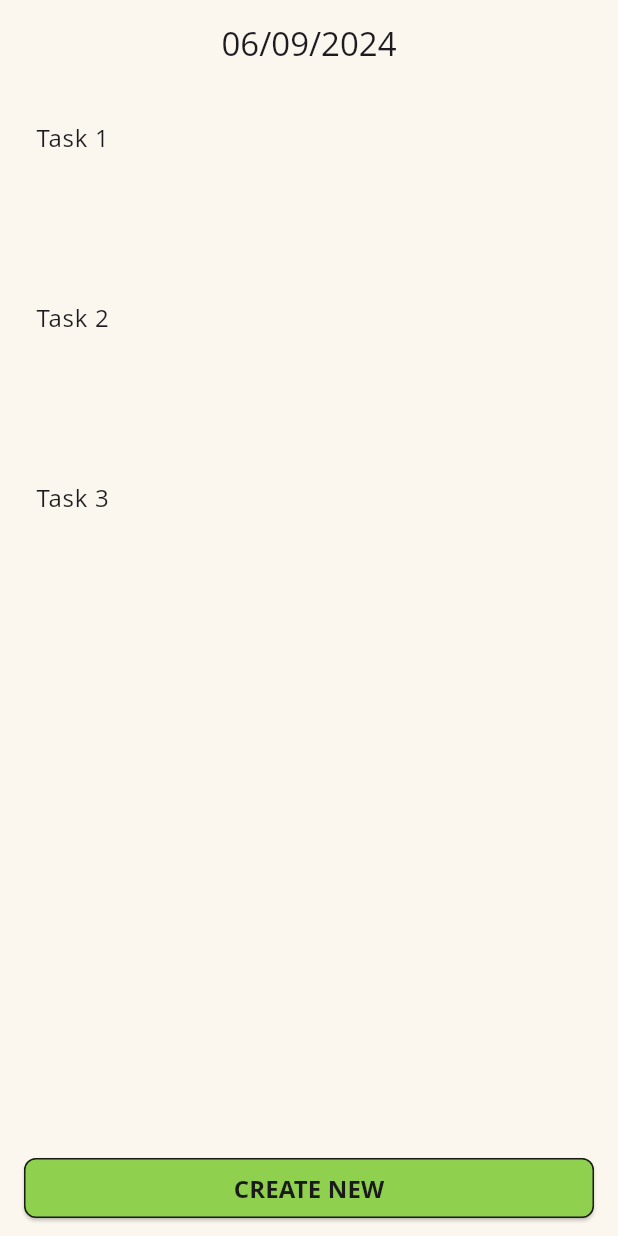
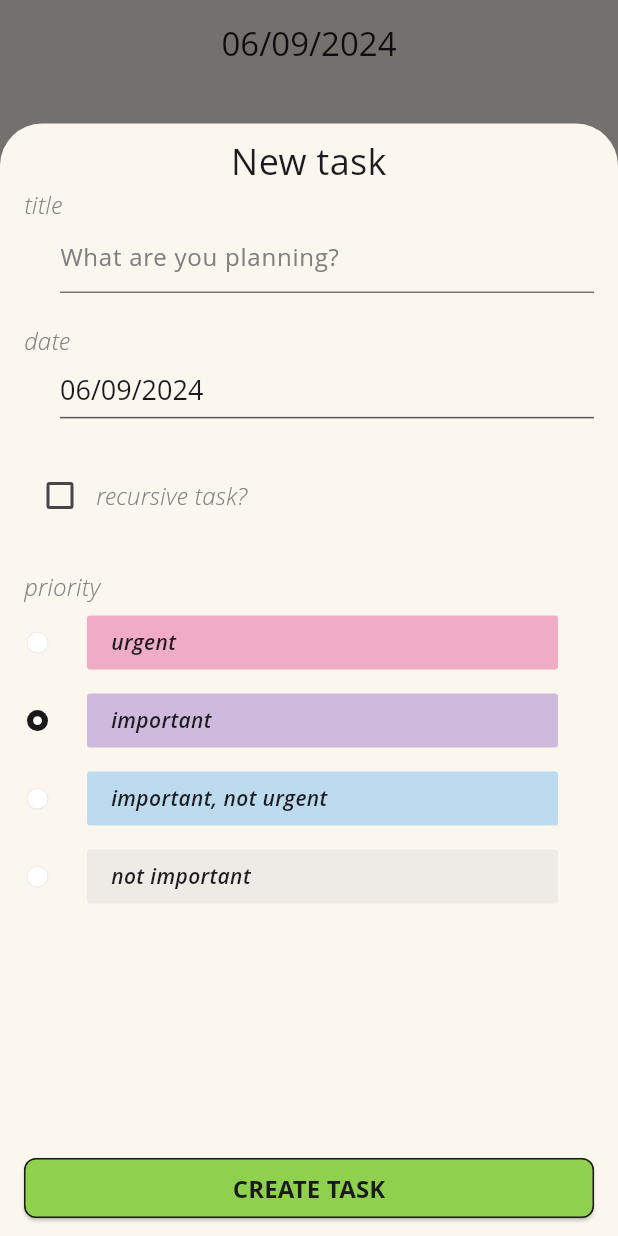
Before and after one commit to andersonbelli/UrgentDaily, a Flutter app: the screen it shows after launch, after a tap on "CREATE NEW", on a phone screen of 412 x 824 dp. Run offline on Flutter 3.47's test engine with Material 3 defaults, Android fonts, the phone set to English and light mode, and no system bars; our stand-ins replace table_calendar; missing offline and left inert: mobkit_dashed_border; generated files the repository leaves out were written again; Roboto replaces fonts that are missing (Open Sans); project files that could hold a hidden picture were left out.

Commit message:
Design creation for "task creation" modal (#10)
* Adding new colors and 'Small' TextSize

* Updating Calendar DatePicker for Task creation

* Adding child property for DashedBorder

* Creation of 'Task' View and Controller, Updating TaskPriority Enum, and adding 'CreatenewTask' modal

* Adjusting 'Date' picker text size

* Fixing Overflow on 'Days Of the week' row

* Adding Portuguese localization for "Create Task" modal

* Adding localization to 'task' view

```diff
--- a/analysis_options.yaml
+++ b/analysis_options.yaml
@@ -1,3 +1,6 @@
+analyzer:
+  errors:
+    depend_on_referenced_packages: ignore
 include: package:flutter_lints/flutter.yaml
 
 linter:
--- /dev/null
+++ b/lib/src/controllers/task/task.controller.dart
@@ -0,0 +1,38 @@
+import 'package:flutter/material.dart';
+
+import '../../helpers/enums/priority.enum.dart';
+import '../../helpers/enums/recursive_days.enum.dart';
+import '../base_controller.dart';
+
+class TaskController extends BaseController with ChangeNotifier {
+  final TextEditingController title = TextEditingController();
+
+  TaskPriority taskPriority = TaskPriority.IMPORTANT;
+
+  bool isRecursive = false;
+  Map<RecursiveDay, bool> selectedDaysOfWeek = {};
+
+  /// Task state
+  void toggleRecursive({bool? recursive}) {
+    if (recursive == null) {
+      isRecursive = !isRecursive;
+    } else {
+      isRecursive = recursive;
+    }
+
+    notifyListeners();
+  }
+
+  void selectRecursiveDay(RecursiveDay day, bool selected) {
+    selectedDaysOfWeek[day] = selected;
+    notifyListeners();
+  }
+
+  void selectTaskPriority(TaskPriority? priority) {
+    if (priority != null) {
+      taskPriority = priority;
+      print('task ' + taskPriority.name);
+    }
+    notifyListeners();
+  }
+}
--- a/lib/src/helpers/constants/colors.constants.dart
+++ b/lib/src/helpers/constants/colors.constants.dart
@@ -6,4 +6,12 @@ abstract class AppColors {
   static const GREEN = Color.fromRGBO(143, 209, 79, 1);
   static const DARK = Color.fromRGBO(26, 26, 26, 1);
   static const DARK_LIGHT = Color.fromRGBO(51, 51, 51, 1);
+  static const GRAY = Color.fromRGBO(128, 128, 128, 1.0);
+  static const BLUE = Color.fromRGBO(57, 169, 255, 1.0);
+
+  /// Priority colors
+  static const PINK = Color.fromRGBO(218, 0, 99, 1.0);
+  static const PURPLE = Color.fromRGBO(101, 44, 179, 1.0);
+  static const BLUE_LIGHT = Color.fromRGBO(45, 155, 240, 1.0);
+  static const GRAY_LIGHT = Color.fromRGBO(206, 206, 206, 1.0);
 }
--- a/lib/src/helpers/constants/text_sizes.constants.dart
+++ b/lib/src/helpers/constants/text_sizes.constants.dart
@@ -3,6 +3,7 @@
 abstract class AppTextSize {
   static const double textScaleFactor = 4.0;
 
+  static const double SMALL = 2 * textScaleFactor;
   static const double MEDIUM = 4 * textScaleFactor;
   static const double LARGE = 6 * textScaleFactor;
   static const double EXTRA_LARGE = 8 * textScaleFactor;
--- a/lib/src/helpers/enums/priority.enum.dart
+++ b/lib/src/helpers/enums/priority.enum.dart
@@ -1,3 +1,29 @@
 // ignore_for_file: constant_identifier_names
 
-enum TaskPriority { URGENT, IMPORTANT, IMPORTANT_NOT_URGENT, NOT_IMPORTANT }
+import 'package:flutter/material.dart';
+
+import '../constants/colors.constants.dart';
+
+enum TaskPriority {
+  URGENT,
+  IMPORTANT,
+  IMPORTANT_NOT_URGENT,
+  NOT_IMPORTANT;
+
+  String get name => toString().split('_').join(' ');
+
+  Color get color {
+    switch (this) {
+      case URGENT:
+        return AppColors.PINK;
+      case IMPORTANT:
+        return AppColors.PURPLE;
+      case IMPORTANT_NOT_URGENT:
+        return AppColors.BLUE_LIGHT;
+      case NOT_IMPORTANT:
+        return AppColors.GRAY_LIGHT;
+      default:
+        return AppColors.GRAY_LIGHT;
+    }
+  }
+}
--- a/lib/src/localization/app_en.arb
+++ b/lib/src/localization/app_en.arb
@@ -14,5 +14,25 @@
   "createNew": "CREATE NEW",
   "@_NO_TASKS": {},
   "noTasksYet": "No tasks yet :(",
-  "startAddingTasksNow": "Start by adding tasks now!"
+  "startAddingTasksNow": "Start by adding tasks now!",
+  "@_NEW_TASK_CREATION": {},
+  "newTask": "New task",
+  "title": "title",
+  "whatAreYouPlanning": "What are you planning?",
+  "titleIsMandatory": "title is mandatory",
+  "date": "date",
+  "recursiveTask": "recursive task?",
+  "sun": "Sun",
+  "mon": "Mon",
+  "tue": "Tue",
+  "wed": "Wed",
+  "thu": "Thu",
+  "fri": "Fri",
+  "sat": "Sat",
+  "priority": "priority",
+  "urgent": "urgent",
+  "important": "important",
+  "importantNotUrgent": "important, not urgent",
+  "notImportant": "not important",
+  "createTask": "CREATE TASK"
 }
--- a/lib/src/localization/app_pt.arb
+++ b/lib/src/localization/app_pt.arb
@@ -3,5 +3,25 @@
   "createNew": "CRIAR NOVA TAREFA",
   "@_NO_TASKS": {},
   "noTasksYet": "Sem tarefas :(",
-  "startAddingTasksNow": "Comece adicionando tarefas agora!"
+  "startAddingTasksNow": "Comece adicionando tarefas agora!",
+  "@_NEW_TASK_CREATION": {},
+  "newTask": "Nova tarefa",
+  "title": "título",
+  "whatAreYouPlanning": "O que você está planejando?",
+  "titleIsMandatory": "título é obrigatório",
+  "date": "data",
+  "recursiveTask": "tarefa recursiva?",
+  "sun": "Dom",
+  "mon": "Seg",
+  "tue": "Ter",
+  "wed": "Qua",
+  "thu": "Qui",
+  "fri": "Sex",
+  "sat": "Sab",
+  "priority": "prioridade",
+  "urgent": "urgente",
+  "important": "importante",
+  "importantNotUrgent": "importante, mas não urgente",
+  "notImportant": "não importante",
+  "createTask": "CRIAR TAREFA"
 }
--- a/lib/src/views/home/home.view.dart
+++ b/lib/src/views/home/home.view.dart
@@ -1,9 +1,10 @@
 import 'package:flutter/material.dart';
 
 import '../../controllers/home/home.controller.dart';
+import '../../controllers/task/task.controller.dart';
 import '../../helpers/extensions/datetime_formatter.dart';
+import '../task/widgets/calendar_picker.widget.dart';
 import 'widgets/create_new_task.widget.dart';
-import 'widgets/home_calendar.widget.dart';
 import 'widgets/no_tasks_yet.widget.dart';
 
 class HomeView extends StatefulWidget {
@@ -56,7 +57,7 @@ class _HomeViewState extends State<HomeView> {
                                 onTap: () {
                                   showModalBottomSheet(
                                     context: context,
-                                    builder: (context) => HomeCalendarWidget(
+                                    builder: (context) => CalendarPickerWidget(
                                       selectedDate: widget
                                           .homeController.tasks[index].taskDate,
                                     ),
@@ -66,7 +67,9 @@ class _HomeViewState extends State<HomeView> {
                             },
                           ),
                   ),
-                  const CreateNewTask(),
+                  CreateNewTask(
+                    taskController: TaskController(), /// TODO: Dependency Injection (DI) here.
+                  ),
                 ],
               ),
             ],
--- a/lib/src/views/home/widgets/create_new_task.widget.dart
+++ b/lib/src/views/home/widgets/create_new_task.widget.dart
@@ -1,11 +1,16 @@
 import 'package:flutter/material.dart';
 import 'package:flutter_gen/gen_l10n/app_localizations.dart';
 
+import '../../../controllers/task/task.controller.dart';
+import '../../../helpers/constants/colors.constants.dart';
+import '../../task/task.view.dart';
 import '../../widgets/dashed_border.widget.dart';
 import '../../widgets/green_button.widget.dart';
 
 class CreateNewTask extends StatelessWidget {
-  const CreateNewTask({super.key});
+  const CreateNewTask({super.key, required this.taskController});
+
+  final TaskController taskController;
 
   @override
   Widget build(BuildContext context) {
@@ -14,7 +19,20 @@ class CreateNewTask extends StatelessWidget {
         const DashedDivider(),
         GreenButton(
           text: AppLocalizations.of(context)!.createNew,
-          onTap: () => print(''),
+          onTap: () => showModalBottomSheet(
+            context: context,
+            isScrollControlled: true,
+            backgroundColor: AppColors.CREAM,
+            builder: (context) => FractionallySizedBox(
+              heightFactor: 0.9,
+              child: ListenableBuilder(
+                listenable: taskController,
+                builder: (context, _) => TaskView(
+                  taskController: taskController,
+                ),
+              ),
+            ),
+          ),
         ),
       ],
     );
--- /dev/null
+++ b/lib/src/views/task/task.view.dart
@@ -0,0 +1,363 @@
+import 'package:flutter/cupertino.dart';
+import 'package:flutter/material.dart';
+import 'package:flutter_gen/gen_l10n/app_localizations.dart';
+
+import '../../controllers/task/task.controller.dart';
+import '../../helpers/constants/colors.constants.dart';
+import '../../helpers/constants/padding.constants.dart';
+import '../../helpers/constants/text_sizes.constants.dart';
+import '../../helpers/enums/priority.enum.dart';
+import '../../helpers/enums/recursive_days.enum.dart';
+import '../widgets/dashed_border.widget.dart';
+import '../widgets/green_button.widget.dart';
+import 'widgets/calendar_picker.widget.dart';
+
+class TaskView extends StatelessWidget {
+  const TaskView({
+    super.key,
+    required this.taskController,
+  });
+
+  final TaskController taskController;
+
+  @override
+  Widget build(BuildContext context) {
+    return Column(
+      children: [
+        Expanded(
+          child: Padding(
+            padding: const EdgeInsets.symmetric(
+              vertical: AppPadding.SMALL,
+              horizontal: AppPadding.MEDIUM,
+            ),
+            child: SingleChildScrollView(
+              child: Column(
+                children: [
+                  SizedBox(
+                    width: double.infinity,
+                    child: Text(
+                      AppLocalizations.of(context)!.newTask,
+                      textAlign: TextAlign.center,
+                      style: const TextStyle(
+                        fontSize: AppTextSize.LARGE,
+                      ),
+                    ),
+                  ),
+                  TaskFieldWithTitle(
+                    title: AppLocalizations.of(context)!.title,
+                    child: TextFormField(
+                      decoration: InputDecoration(
+                        hintText:
+                            AppLocalizations.of(context)!.whatAreYouPlanning,
+                        hintStyle: const TextStyle(
+                          color: AppColors.GRAY,
+                        ),
+                      ),
+                      controller: taskController.title,
+                      validator: (value) {
+                        if (value == null || value.trim().isEmpty) {
+                          return AppLocalizations.of(context)!.titleIsMandatory;
+                        }
+                        return null;
+                      },
+                    ),
+                  ),
+                  TaskFieldWithTitle(
+                    title: AppLocalizations.of(context)!.date,
+                    child: SizedBox(
+                      width: double.infinity,
+                      child: CalendarPickerWidget(
+                        selectedDate: DateTime.now(),
+                      ),
+                    ),
+                  ),
+                  Row(
+                    children: [
+                      Checkbox(
+                        value: taskController.isRecursive,
+                        onChanged: (value) {
+                          taskController.toggleRecursive(recursive: value);
+                        },
+                        checkColor: AppColors.DARK,
+                        activeColor: AppColors.GREEN,
+                      ),
+                      GestureDetector(
+                        onTap: () {
+                          taskController.toggleRecursive();
+                        },
+                        child: Text(
+                          AppLocalizations.of(context)!.recursiveTask,
+                          style: const TextStyle(
+                            fontSize: AppTextSize.MEDIUM,
+                            color: AppColors.GRAY,
+                            fontWeight: FontWeight.w100,
+                            fontStyle: FontStyle.italic,
+                          ),
+                        ),
+                      ),
+                    ],
+                  ),
+                  const SizedBox(height: 5),
+                  Visibility(
+                    visible: taskController.isRecursive,
+                    child: DaysOfWeekRow(
+                      onSelectedDaysOfWeek: taskController.selectRecursiveDay,
+                      selectedDays: taskController.selectedDaysOfWeek,
+                    ),
+                  ),
+                  const SizedBox(height: 20),
+                  Column(
+                    crossAxisAlignment: CrossAxisAlignment.start,
+                    children: [
+                      Text(
+                        AppLocalizations.of(context)!.priority,
+                        style: const TextStyle(
+                          fontSize: AppTextSize.MEDIUM,
+                          color: AppColors.GRAY,
+                          fontWeight: FontWeight.w100,
+                          fontStyle: FontStyle.italic,
+                        ),
+                      ),
+                      RadioPriority(
+                        title: AppLocalizations.of(context)!.urgent,
+                        groupPriority: taskController.taskPriority,
+                        priority: TaskPriority.URGENT,
+                        selectedPriority: taskController.selectTaskPriority,
+                      ),
+                      RadioPriority(
+                        title: AppLocalizations.of(context)!.important,
+                        groupPriority: taskController.taskPriority,
+                        priority: TaskPriority.IMPORTANT,
+                        selectedPriority: taskController.selectTaskPriority,
+                      ),
+                      RadioPriority(
+                        title: AppLocalizations.of(context)!.importantNotUrgent,
+                        groupPriority: taskController.taskPriority,
+                        priority: TaskPriority.IMPORTANT_NOT_URGENT,
+                        selectedPriority: taskController.selectTaskPriority,
+                      ),
+                      RadioPriority(
+                        title: AppLocalizations.of(context)!.notImportant,
+                        groupPriority: taskController.taskPriority,
+                        priority: TaskPriority.NOT_IMPORTANT,
+                        selectedPriority: taskController.selectTaskPriority,
+                      ),
+                    ],
+                  ),
+                ],
+              ),
+            ),
+          ),
+        ),
+        GreenButton(
+          text: AppLocalizations.of(context)!.createTask,
+          onTap: () => print('Task created'),
+        ),
+      ],
+    );
+  }
+}
+
+class TaskFieldWithTitle extends StatelessWidget {
+  const TaskFieldWithTitle({
+    super.key,
+    required this.title,
+    required this.child,
+  });
+
+  final String title;
+  final Widget child;
+
+  @override
+  Widget build(BuildContext context) {
+    return Column(
+      crossAxisAlignment: CrossAxisAlignment.start,
+      children: [
+        Text(
+          title,
+          style: const TextStyle(
+            fontSize: AppTextSize.MEDIUM,
+            color: AppColors.GRAY,
+            fontWeight: FontWeight.w100,
+            fontStyle: FontStyle.italic,
+          ),
+        ),
+        Padding(
+          padding: const EdgeInsets.only(left: 24.0),
+          child: child,
+        ),
+        const SizedBox(
+          height: 20,
+        ),
+      ],
+    );
+  }
+}
+
+class RadioPriority extends StatelessWidget {
+  const RadioPriority({
+    super.key,
+    required this.title,
+    required this.groupPriority,
+    required this.priority,
+    required this.selectedPriority,
+  });
+
+  final String title;
+  final TaskPriority groupPriority;
+  final TaskPriority priority;
+  final ValueChanged<TaskPriority?> selectedPriority;
+
+  @override
+  Widget build(BuildContext context) {
+    return GestureDetector(
+      onTap: () => selectedPriority(priority),
+      child: Row(
+        children: [
+          CupertinoRadio(
+            activeColor: AppColors.DARK,
+            value: priority,
+            groupValue: groupPriority,
+            onChanged: (value) => selectedPriority(value),
+          ),
+          Expanded(
+            child: Container(
+              padding: const EdgeInsets.symmetric(vertical: AppPadding.SMALL),
+              width: double.infinity,
+              margin: const EdgeInsets.symmetric(
+                horizontal: AppPadding.MEDIUM,
+              ),
+              child: DashedDivider(
+                dashLength: 6,
+                child: Container(
+                  decoration: BoxDecoration(
+                    borderRadius: BorderRadius.circular(2),
+                    color: priority.color.withOpacity(0.3),
+                  ),
+                  padding: const EdgeInsets.symmetric(
+                    horizontal: AppPadding.MEDIUM,
+                    vertical: AppPadding.SMALL,
+                  ),
+                  child: Text(
+                    title,
+                    style: const TextStyle(
+                      fontWeight: FontWeight.w600,
+                      fontStyle: FontStyle.italic,
+                    ),
+                  ),
+                ),
+              ),
+            ),
+          ),
+        ],
+      ),
+    );
+  }
+}
+
+class DaysOfWeekRow extends StatelessWidget {
+  final Function(RecursiveDay day, bool selected) onSelectedDaysOfWeek;
+  final Map<RecursiveDay, bool> selectedDays;
+
+  const DaysOfWeekRow({
+    super.key,
+    required this.onSelectedDaysOfWeek,
+    required this.selectedDays,
+  });
+
+  @override
+  Widget build(BuildContext context) {
+    return Row(
+      mainAxisAlignment: MainAxisAlignment.spaceAround,
+      children: [
+        DaysOfWeekItem(
+          dayOfWeek: AppLocalizations.of(context)!.sun,
+          daySelected: (value) {
+            onSelectedDaysOfWeek(RecursiveDay.SUN, value);
+          },
+          selected: selectedDays[RecursiveDay.SUN] == true,
+        ),
+        DaysOfWeekItem(
+          dayOfWeek: AppLocalizations.of(context)!.mon,
+          daySelected: (value) {
+            onSelectedDaysOfWeek(RecursiveDay.MON, value);
+          },
+          selected: selectedDays[RecursiveDay.MON] == true,
+        ),
+        DaysOfWeekItem(
+          dayOfWeek: AppLocalizations.of(context)!.tue,
+          daySelected: (value) {
+            onSelectedDaysOfWeek(RecursiveDay.TUE, value);
+          },
+          selected: selectedDays[RecursiveDay.TUE] == true,
+        ),
+        DaysOfWeekItem(
+          dayOfWeek: AppLocalizations.of(context)!.wed,
+          daySelected: (value) {
+            onSelectedDaysOfWeek(RecursiveDay.WED, value);
+          },
+          selected: selectedDays[RecursiveDay.WED] == true,
+        ),
+        DaysOfWeekItem(
+          dayOfWeek: AppLocalizations.of(context)!.thu,
+          daySelected: (value) {
+            onSelectedDaysOfWeek(RecursiveDay.THU, value);
+          },
+          selected: selectedDays[RecursiveDay.THU] == true,
+        ),
+        DaysOfWeekItem(
+          dayOfWeek: AppLocalizations.of(context)!.fri,
+          daySelected: (value) {
+            onSelectedDaysOfWeek(RecursiveDay.FRI, value);
+          },
+          selected: selectedDays[RecursiveDay.FRI] == true,
+        ),
+        DaysOfWeekItem(
+          dayOfWeek: AppLocalizations.of(context)!.sat,
+          daySelected: (value) {
+            onSelectedDaysOfWeek(RecursiveDay.SAT, value);
+          },
+          selected: selectedDays[RecursiveDay.SAT] == true,
+        ),
+      ],
+    );
+  }
+}
+
+class DaysOfWeekItem extends StatelessWidget {
+  final String dayOfWeek;
+  final ValueChanged<bool> daySelected;
+  final bool selected;
+
+  const DaysOfWeekItem({
+    super.key,
+    required this.dayOfWeek,
+    required this.daySelected,
+    required this.selected,
+  });
+
+  @override
+  Widget build(BuildContext context) {
+    return Flexible(
+      child: FilterChip(
+        shape: const CircleBorder(),
+        labelPadding: const EdgeInsets.all(8.0),
+        showCheckmark: false,
+        color: selected
+            ? WidgetStateProperty.all(AppColors.DARK)
+            : WidgetStateProperty.all(Colors.transparent),
+        label: FittedBox(
+          fit: BoxFit.fitWidth,
+          child: Text(
+            dayOfWeek,
+            style: TextStyle(
+              color: selected ? AppColors.GREEN : AppColors.DARK,
+            ),
+          ),
+        ),
+        selected: selected,
+        onSelected: daySelected,
+      ),
+    );
+  }
+}
--- /dev/null
+++ b/lib/src/views/task/widgets/calendar_picker.widget.dart
@@ -0,0 +1,48 @@
+import 'package:flutter/material.dart';
+
+import '../../../helpers/constants/colors.constants.dart';
+import '../../../helpers/extensions/datetime_formatter.dart';
+
+class CalendarPickerWidget extends StatelessWidget {
+  const CalendarPickerWidget({super.key, required this.selectedDate});
+
+  final DateTime selectedDate;
+
+  @override
+  Widget build(BuildContext context) {
+    return GestureDetector(
+      onTap: () => showDatePicker(
+        context: context,
+        builder: (BuildContext context, widget) {
+          return DatePickerDialog(
+            firstDate: DateTime.now(),
+            lastDate: DateTime.utc(2030),
+            currentDate: selectedDate,
+          );
+        },
+        firstDate: DateTime.now(),
+        lastDate: DateTime.utc(2030),
+      ),
+      child: Container(
+        width: double.infinity,
+        color: AppColors.CREAM,
+        child: Column(
+          crossAxisAlignment: CrossAxisAlignment.start,
+          children: [
+            const SizedBox(
+              height: 10,
+            ),
+            Text(
+              selectedDate.formatDate(),
+              style: Theme.of(context).textTheme.displaySmall?.copyWith(fontSize: 18),
+              textAlign: TextAlign.start,
+            ),
+             Divider(
+              color: AppColors.DARK_LIGHT.withOpacity(0.8),
+            ),
+          ],
+        ),
+      ),
+    );
+  }
+}
--- a/lib/src/views/widgets/dashed_border.widget.dart
+++ b/lib/src/views/widgets/dashed_border.widget.dart
@@ -13,6 +13,7 @@ class DashedDivider extends StatelessWidget {
     this.dashLength = 10,
     this.borderWidth = 1,
     this.borderColor = AppColors.DARK_LIGHT,
+    this.child = const SizedBox.shrink(),
   });
 
   final double height;
@@ -20,15 +21,16 @@ class DashedDivider extends StatelessWidget {
   final double dashLength;
   final Color borderColor;
   final double borderWidth;
+  final Widget child;
 
   @override
   Widget build(BuildContext context) {
     return Container(
-      height: height,
+      height: child == const SizedBox.shrink() ? height : null,
       margin: const EdgeInsets.symmetric(
         horizontal: AppPadding.SMALL,
       ),
-      decoration:  BoxDecoration(
+      decoration: BoxDecoration(
         border: DashedBorder.fromBorderSide(
           dashLength: dashLength,
           side: BorderSide(
@@ -37,6 +39,7 @@ class DashedDivider extends StatelessWidget {
           ),
         ),
       ),
+      child: child,
     );
   }
 }
```
Also changed, not shown: lib/src/views/home/widgets/home_calendar.widget.dart (deleted, +0 -33 lines).
